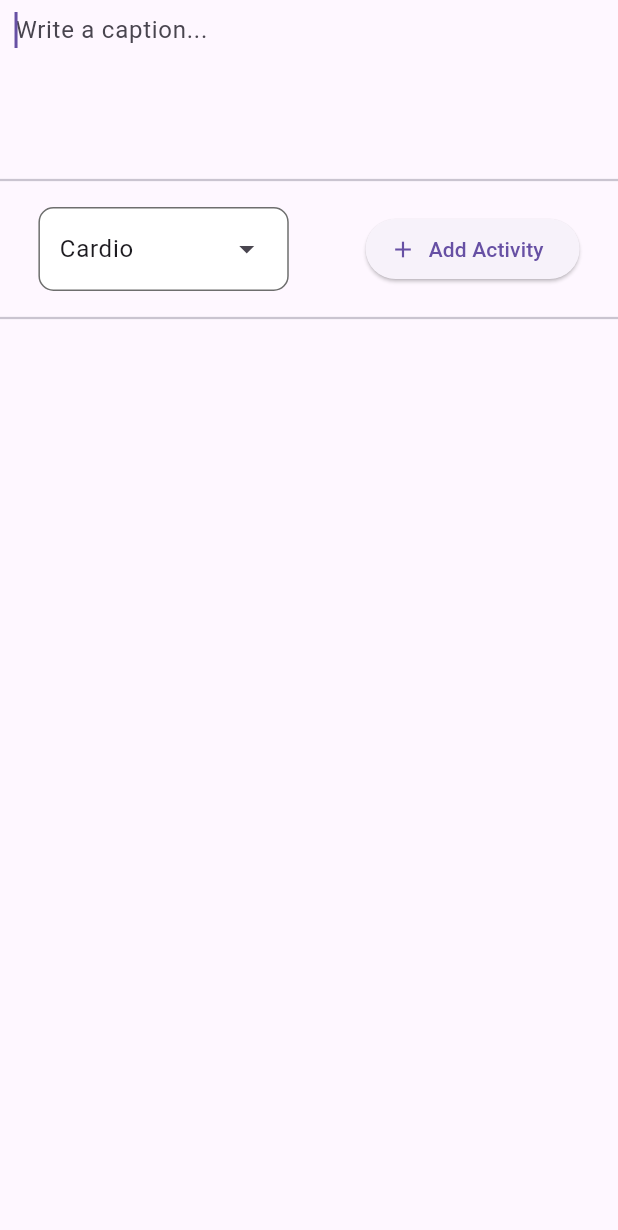
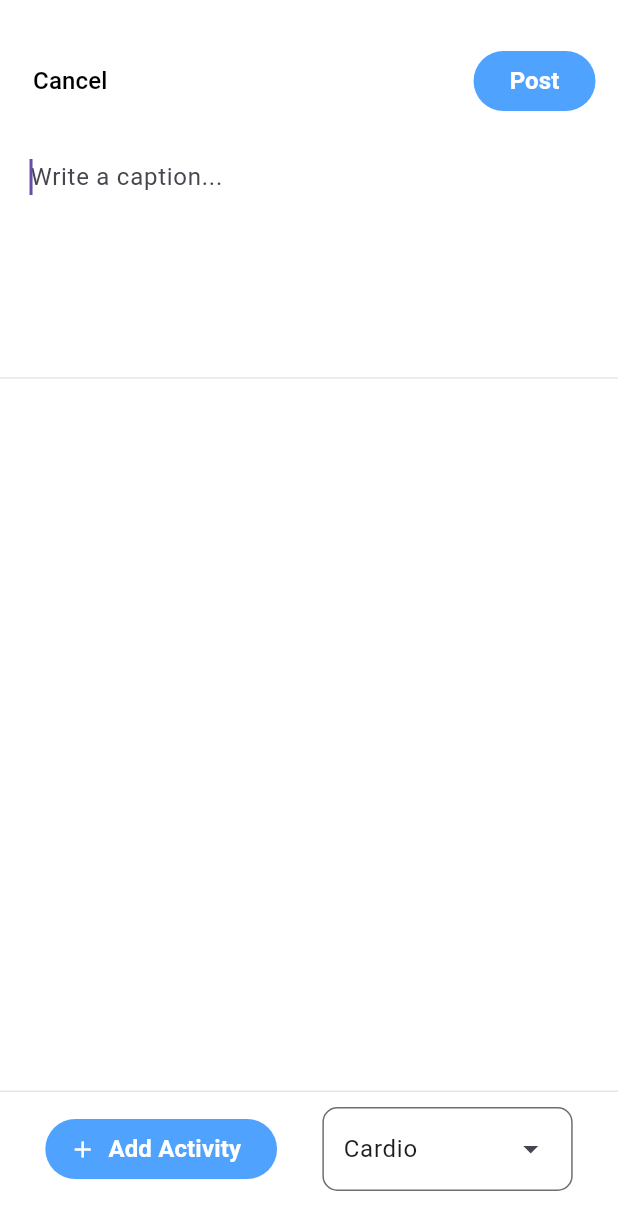
Before and after one commit to 5a-Fitness-App/fitness, a Flutter app: the LogWorkoutPage widget shown alone on an empty page, opened directly, on a phone screen of 412 x 824 dp. Shown: the top 1230 px of the screen. Run offline on Flutter 3.47's test engine with Material 3 defaults, Android fonts, the phone set to English and light mode, and no system bars; our stand-ins replace flutter_riverpod, percent_indicator; missing offline and left inert: postgres.

Commit message:
Changed log_workout_page to a modal, similar to instagram's UI for post creation. Starting to implement user input for each activity.

```diff
--- a/flutter/lib/frontend/states/log_workout_page.dart
+++ b/flutter/lib/frontend/states/log_workout_page.dart
@@ -3,6 +3,7 @@ import 'dart:collection';
 import 'package:fitness_app/backend/provider/workout_draft.dart';
 import 'package:flutter/material.dart';
 import 'package:flutter_riverpod/flutter_riverpod.dart';
+import 'package:flutter/services.dart';
 
 typedef ActivityEntry = DropdownMenuEntry<ActivityLabel>;
 
@@ -52,30 +53,104 @@ class LogWorkoutPageState extends ConsumerState<LogWorkoutPage> {
     final workoutDraft = ref.watch(workoutDraftNotifier);
     final activities = workoutDraft.activities;
 
-    return SingleChildScrollView(
+    return Container(
+        height: double.infinity,
+        width: double.infinity,
+        padding: const EdgeInsets.only(top: 20),
+        decoration: const BoxDecoration(color: Colors.white),
         child: Column(children: [
           Container(
+            padding:
+                const EdgeInsets.only(top: 10, bottom: 10, left: 10, right: 15),
+            child: Flex(
+              direction: Axis.horizontal,
+              mainAxisAlignment: MainAxisAlignment.spaceBetween,
+              children: [
+                TextButton(
+                    onPressed: () {
+                      Navigator.pop(context);
+                    },
+                    child: const Text(
+                      'Cancel',
+                      style: TextStyle(color: Colors.black, fontSize: 16),
+                    )),
+                ElevatedButton(
+                    onPressed: () {},
+                    style: ElevatedButton.styleFrom(
+                        elevation: 0,
+                        backgroundColor:
+                            const Color.fromARGB(255, 80, 162, 255),
+                        foregroundColor: Colors.white),
+                    child: const Text(
+                      'Post',
+                      style:
+                          TextStyle(fontSize: 16, fontWeight: FontWeight.bold),
+                    )),
+              ],
+            ),
+          ),
+          Container(
             width: MediaQuery.of(context).size.width - 20,
+            padding: const EdgeInsets.all(10),
             child: TextFormField(
               autofocus: true,
               autocorrect: false,
               keyboardType: TextInputType.multiline,
-          minLines: 4,
-          maxLines: 4,
+              minLines: 5,
+              maxLines: 5,
               decoration: const InputDecoration(
                 border: InputBorder.none,
                 hintText: 'Write a caption...',
               ),
             ),
           ),
-      const Divider(thickness: 1.5),
-      const SizedBox(
-        height: 10,
+          const Divider(
+            thickness: 1,
+            color: Color.fromARGB(255, 230, 230, 230),
           ),
-      Flex(
+          Expanded(
+            child: SingleChildScrollView(
+              child: Column(
+                children: [
+                  for (ExerciseField activity in activities)
+                    ActivityWidget(activity: activity)
+                ],
+              ),
+            ),
+          ),
+          Container(
+            padding: const EdgeInsets.only(bottom: 30, top: 10),
+            decoration: const BoxDecoration(
+                border: Border(
+                    bottom: BorderSide.none,
+                    left: BorderSide.none,
+                    right: BorderSide.none,
+                    top:
+                        BorderSide(color: Color.fromARGB(255, 230, 230, 230)))),
+            child: Flex(
               direction: Axis.horizontal,
-          mainAxisAlignment: MainAxisAlignment.spaceAround,
+              mainAxisAlignment: MainAxisAlignment.spaceEvenly,
               children: [
+                ElevatedButton.icon(
+                    onPressed: () {
+                      ref.read(workoutDraftNotifier.notifier).addActivity(
+                          ExerciseField(
+                              exerciseType:
+                                  selectedActivity!.label) // Use enum value
+                          );
+                    },
+                    style: ElevatedButton.styleFrom(
+                        elevation: 0,
+                        backgroundColor:
+                            const Color.fromARGB(255, 80, 162, 255),
+                        foregroundColor: Colors.white),
+                    icon: const Icon(
+                      Icons.add,
+                      color: Colors.white,
+                    ),
+                    label: const Text('Add Activity',
+                        style: TextStyle(
+                            fontSize: 16, fontWeight: FontWeight.bold))),
                 DropdownMenu<ActivityLabel>(
                     enableFilter: false,
                     enableSearch: false,
@@ -96,21 +171,9 @@ class LogWorkoutPageState extends ConsumerState<LogWorkoutPage> {
                         activityController.text = activity?.label ?? 'cardio';
                       });
                     }),
-            ElevatedButton.icon(
-                onPressed: () {
-                  ref.read(workoutDraftNotifier.notifier).addActivity(
-                      ExerciseField(
-                          exerciseType:
-                              selectedActivity!.label) // Use enum value
-                      );
-                },
-                icon: const Icon(Icons.add),
-                label: const Text('Add Activity'))
-          ]),
-      const SizedBox(height: 10),
-      const Divider(thickness: 1.5),
-      for (ExerciseField activity in activities)
-        ActivityWidget(activity: activity)
+              ],
+            ),
+          )
         ]));
   }
 }
@@ -130,29 +193,36 @@ class ActivityWidget extends ConsumerWidget {
       'Swimming': ['time', 'distance']
     };
 
+    TextEditingController hourController = TextEditingController();
+    TextEditingController minuteController = TextEditingController();
+
+    TextEditingController repController = TextEditingController();
+
+    TextEditingController weightController = TextEditingController();
+    TextEditingController weightMetricController = TextEditingController();
+
+    TextEditingController distanceController = TextEditingController();
+    TextEditingController speedController = TextEditingController();
+    TextEditingController inclineController = TextEditingController();
+
     String exerciseType = activity.exerciseType;
 
     return Column(children: [
-      SizedBox(height: 20),
+      const SizedBox(height: 20),
       Container(
         width: MediaQuery.of(context).size.width - 20,
         padding: const EdgeInsets.all(20),
         decoration: BoxDecoration(
           color: Colors.white,
-          boxShadow: const [
-            BoxShadow(
-                color: Color.fromARGB(50, 0, 0, 0),
-                spreadRadius: 1.0,
-                blurRadius: 4.0,
-                offset: Offset(0, 0))
-          ],
-          borderRadius: BorderRadius.circular(10),
+          border: Border.all(color: const Color.fromARGB(255, 230, 230, 230)),
+          borderRadius: BorderRadius.circular(20),
         ),
         child: Column(
           crossAxisAlignment: CrossAxisAlignment.start,
           children: [
             Text(exerciseType,
-                style: TextStyle(fontSize: 20, fontWeight: FontWeight.bold)),
+                style:
+                    const TextStyle(fontSize: 20, fontWeight: FontWeight.bold)),
             if (exercises[exerciseType]!.contains('time'))
               const Text(
                 'Time',
@@ -167,11 +237,34 @@ class ActivityWidget extends ConsumerWidget {
                       'Weight',
                       style: TextStyle(fontSize: 20),
                     ),
-                    SizedBox(width: 20),
-                    ElevatedButton(onPressed: () {}, child: Text('hi'))
+                    SizedBox(
+                        width: 200,
+                        child: TextFormField(
+                          controller: weightController,
+                          keyboardType: const TextInputType.numberWithOptions(
+                              decimal: true), // Numeric keyboard
+                          inputFormatters: [
+                            FilteringTextInputFormatter.allow(RegExp(
+                                r'^\d*\.?\d*$')), // Allow only numbers and a decimal point
+                          ],
+                          decoration: const InputDecoration(
+                            labelText: "Enter a decimal number",
+                            border: OutlineInputBorder(),
+                          ),
+                          validator: (value) {
+                            if (value == null || value.isEmpty) {
+                              return 'Please enter a number';
+                            }
+                            if (double.tryParse(value) == null) {
+                              return 'Invalid number';
+                            }
+                            return null;
+                          },
+                        )),
+                    const SizedBox(width: 20)
                   ]),
             const SizedBox(width: 10),
-            Container(
+            SizedBox(
               width: MediaQuery.of(context).size.width - 40,
               child: TextFormField(
                 autofocus: true,
@@ -191,8 +284,18 @@ class ActivityWidget extends ConsumerWidget {
                       .read(workoutDraftNotifier.notifier)
                       .deleteActivity(activity);
                 },
-                icon: const Icon(Icons.delete_outline_rounded),
-                label: const Text('Delete'))
+                style: ElevatedButton.styleFrom(
+                    elevation: 0,
+                    backgroundColor: const Color.fromARGB(255, 230, 230, 230),
+                    foregroundColor: Colors.black),
+                icon: const Icon(
+                  Icons.delete_outline_rounded,
+                  color: Colors.black,
+                ),
+                label: const Text(
+                  'Delete',
+                  style: TextStyle(fontSize: 16),
+                ))
           ],
         ),
       )
```
Also changed, not shown: flutter/lib/frontend/states/index.dart (+29 -5 lines), flutter/pubspec.lock, 4 other files. Lines whose indentation alone changed are shown as unchanged.
